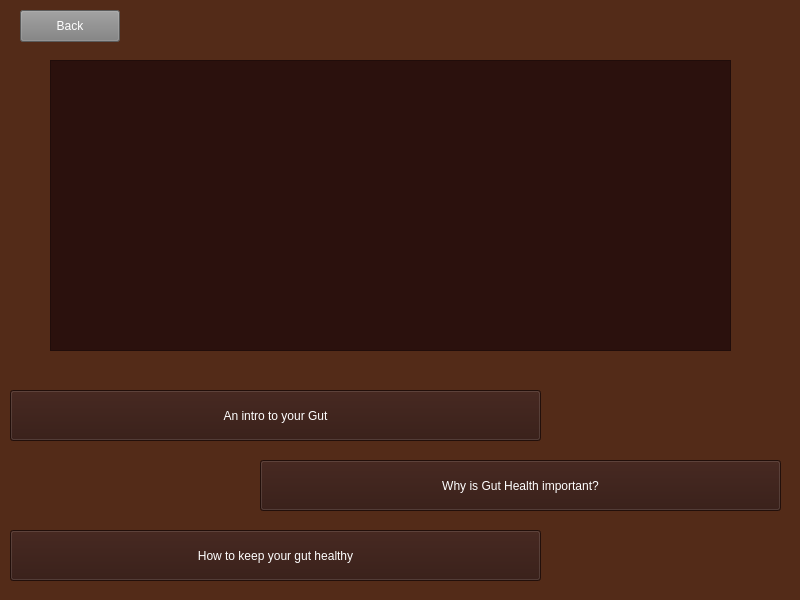
The window that A8EduApp/teachingwidget.ui (University-of-Utah-CS3505/a9-edu-app-f24-00Calvin00) describes before a commit, drawn with Qt 5.
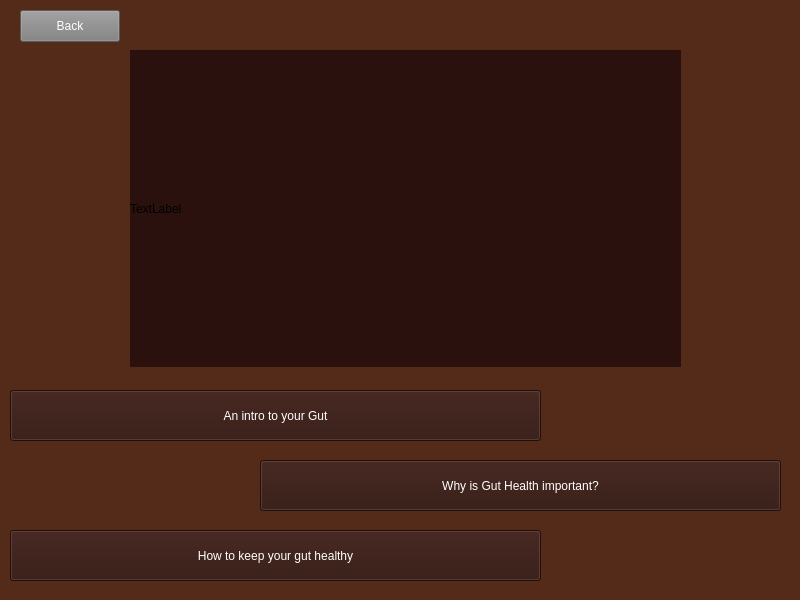
The same window after the commit.

What changed in the file:
```diff
--- a/A8EduApp/teachingwidget.ui
+++ b/A8EduApp/teachingwidget.ui
@@ -100,22 +100,25 @@
     <string/>
    </property>
   </widget>
-  <widget class="QGraphicsView" name="graphicsView">
+  <widget class="QLabel" name="gut">
    <property name="geometry">
     <rect>
-     <x>50</x>
-     <y>60</y>
-     <width>681</width>
-     <height>291</height>
+     <x>130</x>
+     <y>50</y>
+     <width>551</width>
+     <height>317</height>
     </rect>
    </property>
+   <property name="text">
+    <string>TextLabel</string>
+   </property>
   </widget>
   <zorder>label</zorder>
   <zorder>introToGutButton</zorder>
   <zorder>whyGutHealthButton</zorder>
   <zorder>howToStayHealthyButton</zorder>
   <zorder>backToStartButton</zorder>
-  <zorder>graphicsView</zorder>
+  <zorder>gut</zorder>
  </widget>
  <resources/>
  <connections/>
```
